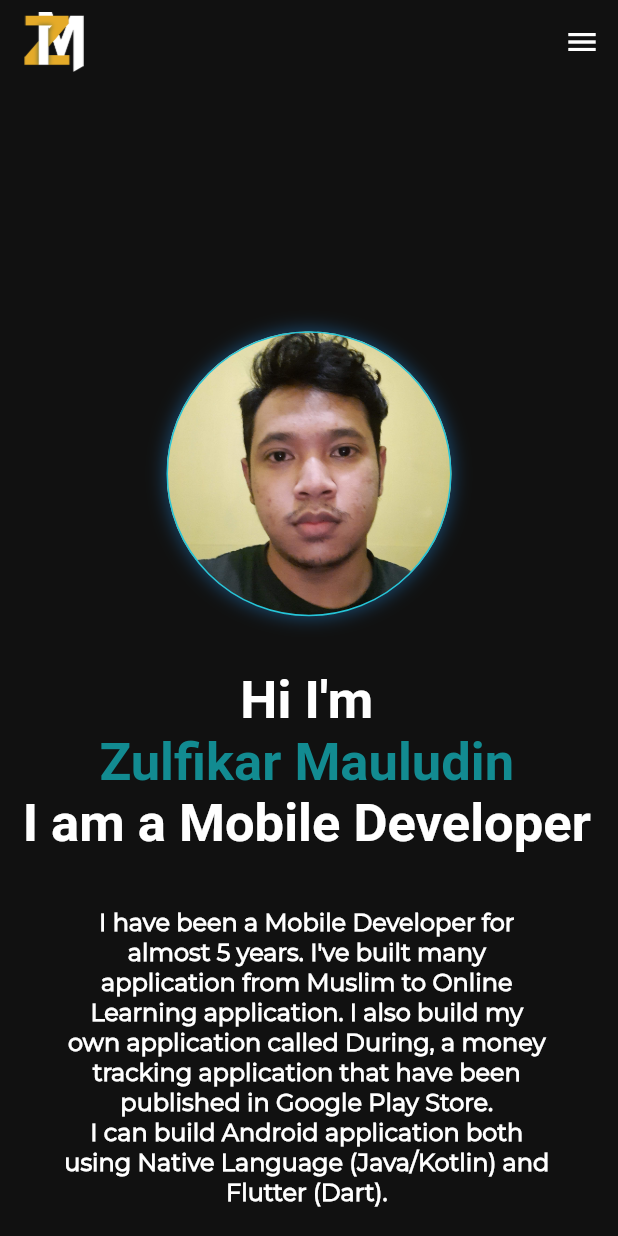
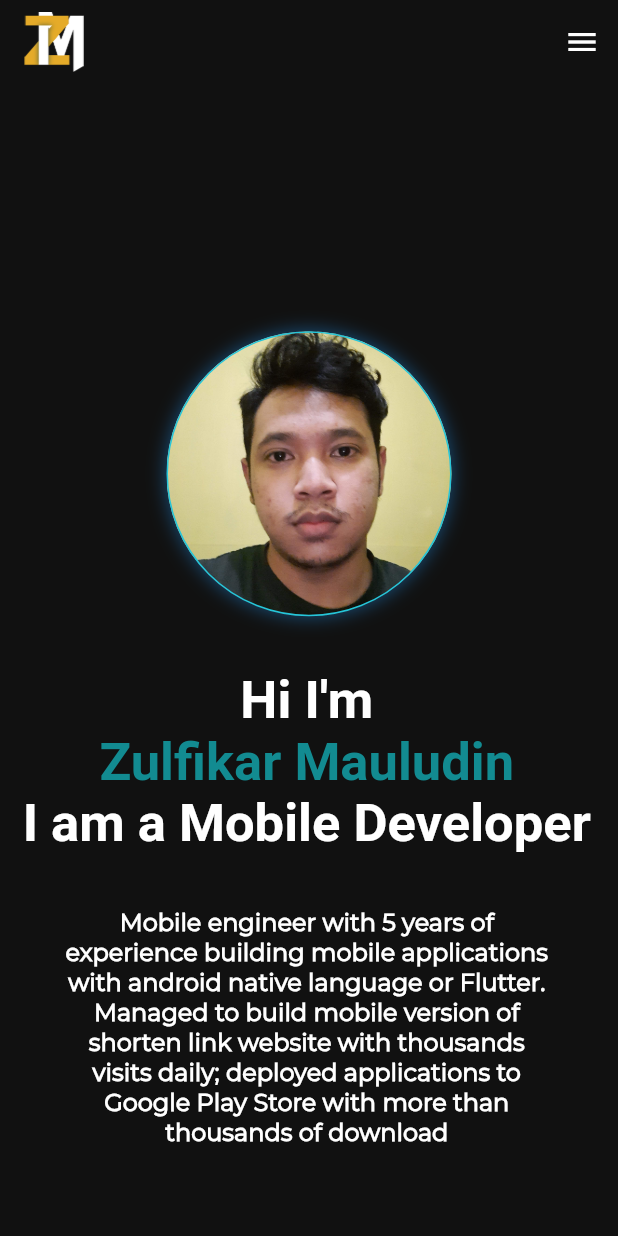
Before and after one commit to zuludin04/portfolio, a Flutter app: the screen it shows after launch, on a phone screen of 412 x 824 dp. Run offline on Flutter 3.47's test engine with Material 2 defaults, Android fonts, the phone set to English and light mode, and no system bars; drawn by our look-alikes of animated_background; our stand-ins replace dio, flutter_svg, get, sliver_tools; missing offline and left inert: dart:html.

Commit message:
change summary and experience content

```diff
--- a/lib/utils/contants.dart
+++ b/lib/utils/contants.dart
@@ -2,39 +2,46 @@ import 'package:portfolio/data/experience.dart';
 import 'package:portfolio/data/project.dart';
 
 var about =
-    "I have been a Mobile Developer for almost 5 years. I've built many application from Muslim to Online Learning application. I also build my own application called During, a money tracking application that have been published in Google Play Store.\nI can build Android application both using Native Language (Java/Kotlin) and Flutter (Dart).";
+    "Mobile engineer with 5 years of experience building mobile applications with android native language or Flutter. Managed to build mobile version of shorten link website with thousands visits daily; deployed applications to Google Play Store with more than thousands of download";
 
 var experiences = [
   Experience(
-    company: 'Badan Waqaf Alquran',
-    duration: 'Jul 2020 - Present',
+    company: 'Badan Waqf Alquran',
+    duration: 'July 2020 - Present',
+    position: 'Lead Mobile Engineer',
+    tasks: [
+      'Deployed a mobile application to contain company’s donation campaign, for more than 10K existing users',
+      'Strengthened employee attendance application, to reduce bug and increase user experience',
+      'Increased user engagement by developing community feature, so user can create or join community to recite Al-Quran together',
+    ],
+  ),
+  Experience(
+    company: 'Mobile Engineer',
+    duration: 'July 2022 - December 2022',
     position: 'Mobile Engineer',
     tasks: [
-      'Build mobile application architecture from scratch using Flutter',
-      'Create Islamic theme application for every Muslim in the world',
-      'Implement community feature so user can read Al-Quran in unison',
-      'Working with a UI designer to create an application that everyone can easily access',
+      'Released warehouse management application, to increase 100 more employees productivity and cut down paperwork by 90%',
+      'Coordinated with backend engineer to create warehouse management system',
+      'Built an employee on-site application and removed bug that always occur when taking a picture',
     ],
   ),
   Experience(
     company: 'Waqaftech',
-    duration: 'Oct 2021 - Juni 2022',
-    position: 'Mobile Engineer',
+    duration: 'October 2021 - July 2022',
+    position: 'Lead Mobile Engineer',
     tasks: [
-      'Build mobile application architecture from scratch using Flutter',
-      'Create an online learning application complete with features such as video streaming, progress tracking, payments, and courses',
-      'Developed LMS mobile application for student and teacher',
+      'Coordinated with 6 developers to create an learning management system and deployed for more than 20 schools',
+      'Collaborated with product designer to develop application design and system',
     ],
   ),
   Experience(
     company: 'PT. Amanah Karya Indonesia',
-    duration: 'Jan 2020 - Jun 2020',
+    duration: 'January 2020 - June 2020',
     position: 'Mobile Engineer',
     tasks: [
-      'Responsible for implementing Replenishment feature in TMIIN company application',
-      'Release and maintenance of Islamic mobile application called BisaBerbagi',
-      'Convert berbagi.link site into mobile application',
-      'Fixing the existing code to be more robust, maintainable, and testable',
+      'Designed new features for existing application to help employee sort and scan 1K incoming items',
+      'Analyzed existing project with more than 10K lines of code to be more robust and follow clean architecture principle',
+      'Released a mobile application to Play Store that was download for more than 1K times',
     ],
   ),
 ];
```
Also changed, not shown: 1 other file.
